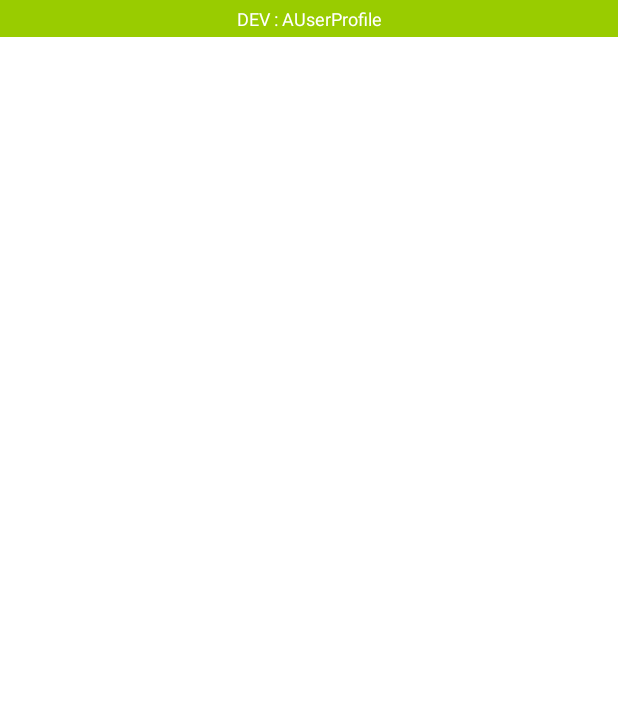
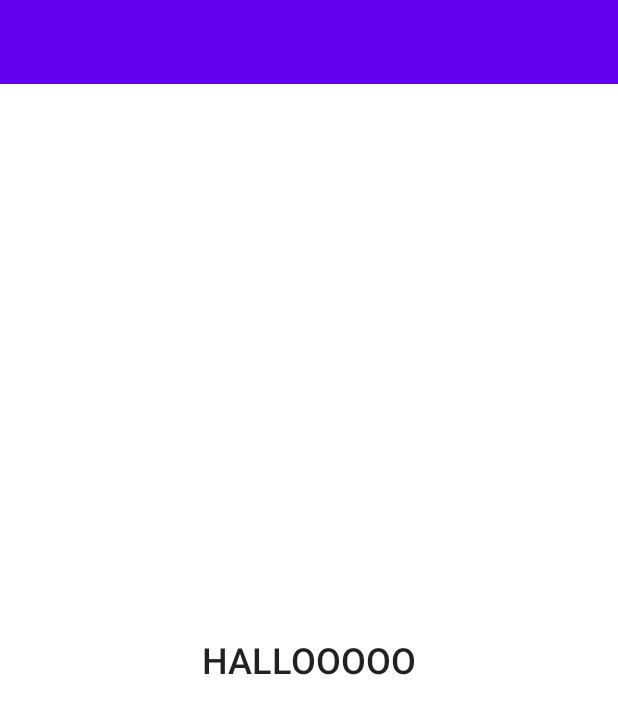
Before and after one commit to ciunz/snap, an Android app: the screen it shows after launch (AUserProfile), after a tap on "USER PROFILE", on a phone screen of 412 x 824 dp. Shown: the top 714 px of the screen. Run offline under Robolectric (Android 15) with nearby library versions, the phone set to English and light mode, and no system bars; our stand-ins replace Dagger/Hilt's generated code, data binding; 9 statements that could not run were skipped.

Commit message:
[ADD] subttitle

```diff
--- a/app/src/main/java/sen/com/snap/ui/userProfile/AUserProfile.kt
+++ b/app/src/main/java/sen/com/snap/ui/userProfile/AUserProfile.kt
@@ -17,8 +17,9 @@ import sen.com.snap.databinding.AUserProfileBinding
 @AndroidEntryPoint
 class AUserProfile : CoreActivity() {
     override fun contentView(): Int = R.layout.a_user_profile
+    override fun showToolbar() = true
     private val view by dataBinding(AUserProfileBinding::bind)
     override fun initView() {
-
+        view.tvName.text = "HALLOOOOO"
     }
 }
--- a/app/src/main/res/layout/a_user_profile.xml
+++ b/app/src/main/res/layout/a_user_profile.xml
@@ -7,11 +7,11 @@
 
         <TextView
             android:id="@+id/tvName"
+            style="@style/TextAppearance.AppCompat.Body2"
             android:layout_width="match_parent"
             android:layout_height="wrap_content"
             android:layout_centerInParent="true"
             android:gravity="center"
-            android:text="INI Profile"
             android:textSize="24sp" />
 
         <ImageView
```
Also changed, not shown: abstraction/src/main/java/sen/com/abstraction/bases/ui/BaseActivity.kt (+8 -0 lines).
